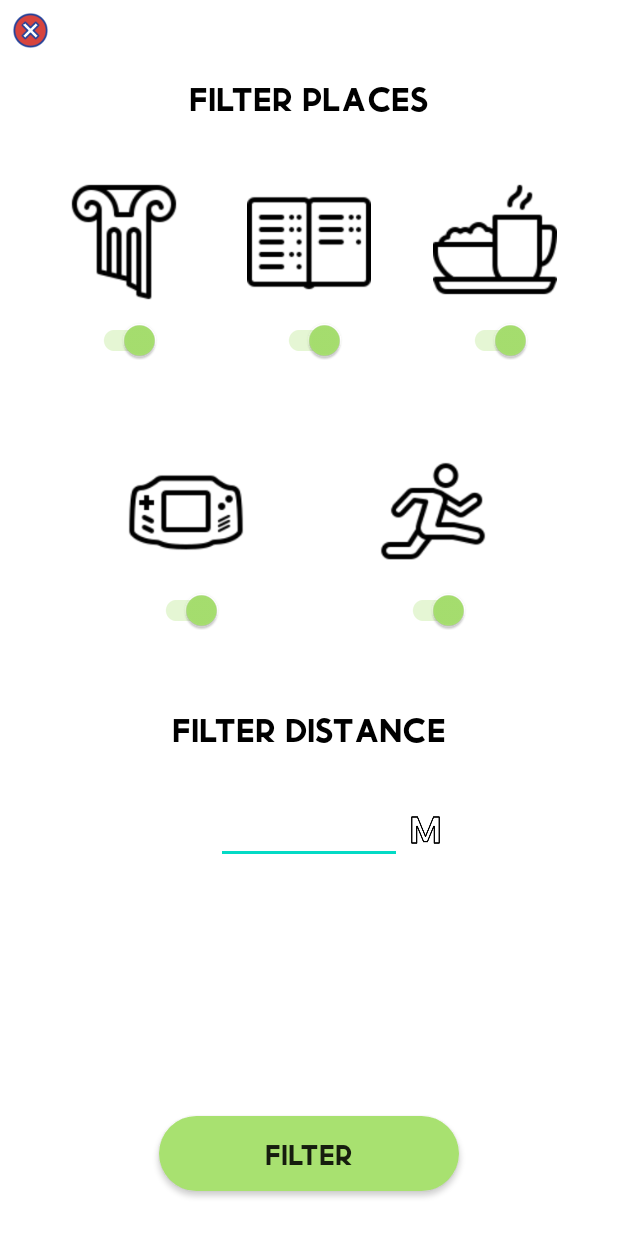
After one commit to AleksaDjordjevic97/ARTravelGuide, an Android app: the layout fragment_filter_markers.xml on its own in the app's theme, with its tools: preview values and no code run, on a phone screen of 412 x 824 dp. The commit adds this screen. Run offline under Robolectric (Android 15) with nearby library versions, the phone set to English and light mode, and no system bars.

Commit message:
Napravljen layout za Filter Fragment

```diff
--- a/AugmentedTravelGuide/app/build.gradle
+++ b/AugmentedTravelGuide/app/build.gradle
@@ -44,7 +44,7 @@ dependencies {
 
     implementation 'androidx.core:core-ktx:1.6.0'
     implementation 'androidx.appcompat:appcompat:1.3.1'
-    implementation 'androidx.constraintlayout:constraintlayout:2.1.0'
+    implementation 'androidx.constraintlayout:constraintlayout:2.1.1'
     implementation 'com.google.firebase:firebase-core:19.0.1'
     implementation 'com.google.firebase:firebase-auth:21.0.1'
     implementation 'com.google.firebase:firebase-auth-ktx:21.0.1'
--- a/AugmentedTravelGuide/app/src/main/java/com/aleksadjordjevic/augmentedtravelguide/MapActivity.kt
+++ b/AugmentedTravelGuide/app/src/main/java/com/aleksadjordjevic/augmentedtravelguide/MapActivity.kt
@@ -68,6 +68,7 @@ class MapActivity : AppCompatActivity(), OnMapReadyCallback, LocationListener
     private var lastKnownLocation: Location? = null
 
     private var placesList = ArrayList<Place>()
+    private var markersList= ArrayList<MarkerOptions>()
     private var downloadID:Long = 0L
 
     override fun onCreate(savedInstanceState: Bundle?)
@@ -425,14 +426,19 @@ class MapActivity : AppCompatActivity(), OnMapReadyCallback, LocationListener
 
     private fun addAllPlaceMarkersToMap()
     {
+        markersList.clear()
+
         for(place in placesList)
         {
-
             val placeMarker = createOthersMarker(place)
             checkIfMyMarker(place, placeMarker)
-            mMap.addMarker(placeMarker)
+            checkIfIsFilteredMarker(place,placeMarker)
         }
+
+        for(marker in markersList)
+            mMap.addMarker(marker)
     }
+
 
     private fun createOthersMarker(place: Place):MarkerOptions
     {
@@ -468,6 +474,11 @@ class MapActivity : AppCompatActivity(), OnMapReadyCallback, LocationListener
             if(place.guideID == auth.currentUser!!.uid)
                 placeMarker.draggable(true).icon(
                     BitmapDescriptorFactory.fromResource(markerIconRes))
+    }
+
+    private fun checkIfIsFilteredMarker(place: Place, placeMarker: MarkerOptions)
+    {
+
     }
 
     private fun updateMapMarkers()
--- /dev/null
+++ b/AugmentedTravelGuide/app/src/main/java/com/aleksadjordjevic/augmentedtravelguide/fragments/MarkerFilterFragment.kt
@@ -0,0 +1,7 @@
+package com.aleksadjordjevic.augmentedtravelguide.fragments
+
+import androidx.fragment.app.DialogFragment
+
+class MarkerFilterFragment(private val guideID:String) : DialogFragment()
+{
+}
--- /dev/null
+++ b/AugmentedTravelGuide/app/src/main/res/layout/fragment_filter_markers.xml
@@ -0,0 +1,229 @@
+<?xml version="1.0" encoding="utf-8"?>
+<androidx.constraintlayout.widget.ConstraintLayout xmlns:android="http://schemas.android.com/apk/res/android"
+    xmlns:app="http://schemas.android.com/apk/res-auto"
+    xmlns:tools="http://schemas.android.com/tools"
+    android:layout_width="match_parent"
+    android:layout_height="match_parent"
+    tools:context=".fragments.AddPlaceFragment">
+
+    <ImageButton
+        android:id="@+id/btCloseFilter"
+        android:layout_width="30dp"
+        android:layout_height="30dp"
+        android:background="@android:color/transparent"
+        android:scaleType="fitXY"
+        android:src="@drawable/close_btn"
+        android:layout_marginTop="5dp"
+        android:layout_marginStart="5dp"
+        app:layout_constraintStart_toStartOf="parent"
+        app:layout_constraintTop_toTopOf="parent" />
+
+    <TextView
+        android:id="@+id/textViewFilterPlaces"
+        android:layout_width="wrap_content"
+        android:layout_height="wrap_content"
+        android:layout_marginTop="50dp"
+        android:fontFamily="@font/momcake_bold"
+        android:text="Filter Places"
+        android:textColor="@color/black"
+        android:textSize="30sp"
+        app:layout_constraintEnd_toEndOf="parent"
+        app:layout_constraintStart_toStartOf="parent"
+        app:layout_constraintTop_toTopOf="parent" />
+
+    <ImageView
+        android:id="@+id/imgFilterHistoric"
+        android:layout_width="0dp"
+        android:layout_height="0dp"
+        android:src="@drawable/filter_historic"
+        app:layout_constraintDimensionRatio="1:1"
+        app:layout_constraintStart_toStartOf="@+id/guidelineFilterHistoricStart"
+        app:layout_constraintTop_toBottomOf="@+id/textViewFilterPlaces"
+        app:layout_constraintWidth_percent="0.2"
+        android:layout_marginTop="40dp"/>
+
+    <androidx.appcompat.widget.SwitchCompat
+        android:id="@+id/switchHistoric"
+        android:layout_width="wrap_content"
+        android:layout_height="wrap_content"
+        app:layout_constraintEnd_toEndOf="@+id/imgFilterHistoric"
+        app:layout_constraintStart_toStartOf="@+id/imgFilterHistoric"
+        app:layout_constraintTop_toBottomOf="@+id/imgFilterHistoric"
+        android:checked="true"
+        android:theme="@style/ThemeOverlay.MySwitchCompat"/>
+
+    <ImageView
+        android:id="@+id/imgFilterEducation"
+        android:layout_width="0dp"
+        android:layout_height="0dp"
+        android:src="@drawable/filter_education"
+        app:layout_constraintBottom_toBottomOf="@+id/imgFilterHistoric"
+        app:layout_constraintDimensionRatio="1:1"
+        app:layout_constraintStart_toStartOf="@+id/guidelineFilterEducationStart"
+        app:layout_constraintTop_toTopOf="@+id/imgFilterHistoric"
+        app:layout_constraintWidth_percent="0.2" />
+
+    <androidx.appcompat.widget.SwitchCompat
+        android:id="@+id/switchEducation"
+        android:layout_width="wrap_content"
+        android:layout_height="wrap_content"
+        app:layout_constraintEnd_toEndOf="@+id/imgFilterEducation"
+        app:layout_constraintStart_toStartOf="@+id/imgFilterEducation"
+        app:layout_constraintTop_toBottomOf="@+id/imgFilterEducation"
+        android:checked="true"
+        android:theme="@style/ThemeOverlay.MySwitchCompat"/>
+
+    <ImageView
+        android:id="@+id/imgFilterCatering"
+        android:layout_width="0dp"
+        android:layout_height="0dp"
+        android:src="@drawable/filter_catering"
+        app:layout_constraintBottom_toBottomOf="@+id/imgFilterEducation"
+        app:layout_constraintDimensionRatio="1:1"
+        app:layout_constraintStart_toStartOf="@+id/guidelineFilterCateringStart"
+        app:layout_constraintTop_toTopOf="@+id/imgFilterEducation"
+        app:layout_constraintWidth_percent="0.2" />
+
+    <androidx.appcompat.widget.SwitchCompat
+        android:id="@+id/switchCatering"
+        android:layout_width="wrap_content"
+        android:layout_height="wrap_content"
+        app:layout_constraintEnd_toEndOf="@+id/imgFilterCatering"
+        app:layout_constraintStart_toStartOf="@+id/imgFilterCatering"
+        app:layout_constraintTop_toBottomOf="@+id/imgFilterCatering"
+        android:checked="true"
+        android:theme="@style/ThemeOverlay.MySwitchCompat"/>
+
+
+    <ImageView
+        android:id="@+id/imgFilterEntertainment"
+        android:layout_width="0dp"
+        android:layout_height="0dp"
+        android:src="@drawable/filter_entertainment"
+        app:layout_constraintDimensionRatio="1:1"
+        app:layout_constraintStart_toStartOf="@+id/guidelineFilterEntertainmentStart"
+        app:layout_constraintTop_toBottomOf="@+id/switchHistoric"
+        app:layout_constraintWidth_percent="0.2"
+        android:layout_marginTop="50dp"/>
+
+    <androidx.appcompat.widget.SwitchCompat
+        android:id="@+id/switchEntertainment"
+        android:layout_width="wrap_content"
+        android:layout_height="wrap_content"
+        app:layout_constraintEnd_toEndOf="@+id/imgFilterEntertainment"
+        app:layout_constraintStart_toStartOf="@+id/imgFilterEntertainment"
+        app:layout_constraintTop_toBottomOf="@+id/imgFilterEntertainment"
+        android:checked="true"
+        android:theme="@style/ThemeOverlay.MySwitchCompat"/>
+
+
+    <ImageView
+        android:id="@+id/imgFilterSports"
+        android:layout_width="0dp"
+        android:layout_height="0dp"
+        android:src="@drawable/filter_sports"
+        app:layout_constraintDimensionRatio="1:1"
+        app:layout_constraintStart_toStartOf="@+id/guidelineFilterSportStart"
+        app:layout_constraintTop_toBottomOf="@+id/switchHistoric"
+        app:layout_constraintWidth_percent="0.2"
+        android:layout_marginTop="50dp"/>
+
+    <androidx.appcompat.widget.SwitchCompat
+        android:id="@+id/switchSports"
+        android:layout_width="wrap_content"
+        android:layout_height="wrap_content"
+        app:layout_constraintEnd_toEndOf="@+id/imgFilterSports"
+        app:layout_constraintStart_toStartOf="@+id/imgFilterSports"
+        app:layout_constraintTop_toBottomOf="@+id/imgFilterSports"
+        android:checked="true"
+        android:theme="@style/ThemeOverlay.MySwitchCompat"/>
+
+
+    <TextView
+        android:id="@+id/textViewFilterDistance"
+        android:layout_width="wrap_content"
+        android:layout_height="wrap_content"
+        android:fontFamily="@font/momcake_bold"
+        android:text="Filter Distance"
+        android:textColor="@color/black"
+        android:textSize="30sp"
+        android:layout_marginTop="40dp"
+        app:layout_constraintEnd_toEndOf="parent"
+        app:layout_constraintStart_toStartOf="parent"
+        app:layout_constraintTop_toBottomOf="@+id/switchEntertainment" />
+
+    <EditText
+        android:id="@+id/txtFilterDistance"
+        android:layout_width="0dp"
+        android:layout_height="wrap_content"
+        android:inputType="number"
+        android:layout_marginTop="30dp"
+        app:layout_constraintEnd_toEndOf="parent"
+        app:layout_constraintStart_toStartOf="parent"
+        app:layout_constraintTop_toBottomOf="@+id/textViewFilterDistance"
+        app:layout_constraintWidth_percent="0.3" />
+
+    <ImageView
+        android:layout_width="0dp"
+        android:layout_height="0dp"
+        app:layout_constraintWidth_percent="0.05"
+        android:src="@drawable/meter"
+        android:layout_marginStart="5dp"
+        app:layout_constraintBottom_toBottomOf="@+id/txtFilterDistance"
+        app:layout_constraintStart_toEndOf="@+id/txtFilterDistance"
+        app:layout_constraintTop_toTopOf="@+id/txtFilterDistance" />
+
+
+    <androidx.appcompat.widget.AppCompatButton
+        android:id="@+id/btnAddPlace"
+        android:layout_width="200dp"
+        android:layout_height="50dp"
+        android:layout_marginTop="40dp"
+        android:background="@drawable/button_green"
+        android:fontFamily="@font/momcake_bold"
+        android:text="FILTER"
+        android:textSize="25sp"
+        android:layout_marginBottom="30dp"
+        app:layout_constraintBottom_toBottomOf="parent"
+        app:layout_constraintEnd_toEndOf="parent"
+        app:layout_constraintStart_toStartOf="parent" />
+
+    <androidx.constraintlayout.widget.Guideline
+        android:id="@+id/guidelineFilterHistoricStart"
+        android:layout_width="wrap_content"
+        android:layout_height="wrap_content"
+        android:orientation="vertical"
+        app:layout_constraintGuide_percent="0.1"/>
+
+    <androidx.constraintlayout.widget.Guideline
+        android:id="@+id/guidelineFilterEducationStart"
+        android:layout_width="wrap_content"
+        android:layout_height="wrap_content"
+        android:orientation="vertical"
+        app:layout_constraintGuide_percent="0.4"/>
+
+    <androidx.constraintlayout.widget.Guideline
+        android:id="@+id/guidelineFilterCateringStart"
+        android:layout_width="wrap_content"
+        android:layout_height="wrap_content"
+        android:orientation="vertical"
+        app:layout_constraintGuide_percent="0.7"/>
+
+
+    <androidx.constraintlayout.widget.Guideline
+        android:id="@+id/guidelineFilterEntertainmentStart"
+        android:layout_width="wrap_content"
+        android:layout_height="wrap_content"
+        android:orientation="vertical"
+        app:layout_constraintGuide_percent="0.2"/>
+
+    <androidx.constraintlayout.widget.Guideline
+        android:id="@+id/guidelineFilterSportStart"
+        android:layout_width="wrap_content"
+        android:layout_height="wrap_content"
+        android:orientation="vertical"
+        app:layout_constraintGuide_percent="0.6"/>
+
+
+
+</androidx.constraintlayout.widget.ConstraintLayout>
--- /dev/null
+++ b/AugmentedTravelGuide/app/src/main/res/values/srtyles.xml
@@ -0,0 +1,9 @@
+<?xml version="1.0" encoding="utf-8"?>
+<resources>
+
+    <style name="ThemeOverlay.MySwitchCompat" parent="">
+        <item name="colorControlActivated">@color/app_green</item>
+        <item name="colorSwitchThumbNormal">#f1f1f1</item>
+        <item name="android:colorForeground">@color/app_green</item>
+    </style>
+</resources>
```
Also changed, not shown: AugmentedTravelGuide/app/src/main/res/drawable/filter_catering.png (added), AugmentedTravelGuide/app/src/main/res/drawable/filter_education.png (added), AugmentedTravelGuide/app/src/main/res/drawable/filter_entertainment.png (added), AugmentedTravelGuide/app/src/main/res/drawable/filter_historic.png (added), AugmentedTravelGuide/app/src/main/res/drawable/filter_sports.png (added), AugmentedTravelGuide/app/src/main/res/drawable/meter.png (added).
